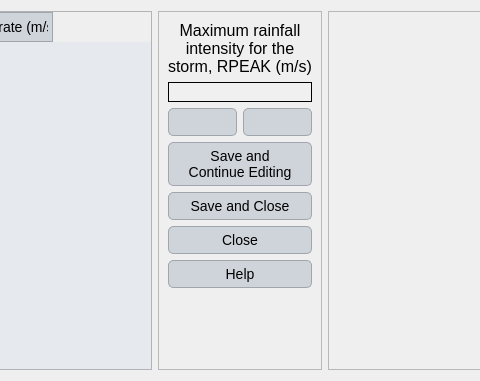
This is ui/vfsmod_hyetograph.ui in Inigobarbe/VFSMOD-GUI as Qt 5 draws it before an edit; both pictures show x 159 to 639 and y 0 to 381 of the 918 by 381 pixel window. The edited form follows.
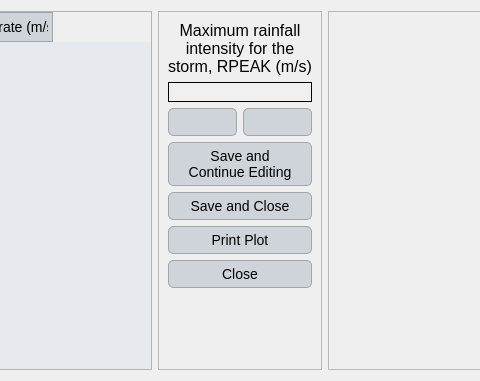
This is the edited form.

The edit to the form file:
```diff
--- a/ui/vfsmod_hyetograph.ui
+++ b/ui/vfsmod_hyetograph.ui
@@ -6,7 +6,7 @@
    <rect>
     <x>0</x>
     <y>0</y>
-    <width>833</width>
+    <width>918</width>
     <height>381</height>
    </rect>
   </property>
@@ -158,14 +158,6 @@
         </property>
        </widget>
       </item>
-      <item row="3" column="0">
-       <widget class="QPushButton" name="save_continue">
-        <property name="text">
-         <string>Save and 
-Continue Editing</string>
-        </property>
-       </widget>
-      </item>
       <item row="7" column="0">
        <spacer name="verticalSpacer">
         <property name="orientation">
@@ -186,13 +178,6 @@
         </property>
        </widget>
       </item>
-      <item row="5" column="0">
-       <widget class="QPushButton" name="close_dialog">
-        <property name="text">
-         <string>Close</string>
-        </property>
-       </widget>
-      </item>
       <item row="1" column="0">
        <widget class="QLineEdit" name="maximum_rainfall">
         <property name="alignment">
@@ -200,13 +185,6 @@
         </property>
        </widget>
       </item>
-      <item row="6" column="0">
-       <widget class="QPushButton" name="pushButton_4">
-        <property name="text">
-         <string>Help</string>
-        </property>
-       </widget>
-      </item>
       <item row="2" column="0">
        <layout class="QHBoxLayout" name="horizontalLayout">
         <item>
@@ -225,6 +203,28 @@
         </item>
        </layout>
       </item>
+      <item row="6" column="0">
+       <widget class="QPushButton" name="close_dialog">
+        <property name="text">
+         <string>Close</string>
+        </property>
+       </widget>
+      </item>
+      <item row="3" column="0">
+       <widget class="QPushButton" name="save_continue">
+        <property name="text">
+         <string>Save and 
+Continue Editing</string>
+        </property>
+       </widget>
+      </item>
+      <item row="5" column="0">
+       <widget class="QPushButton" name="print_graph">
+        <property name="text">
+         <string>Print Plot</string>
+        </property>
+       </widget>
+      </item>
      </layout>
     </widget>
    </item>
```
